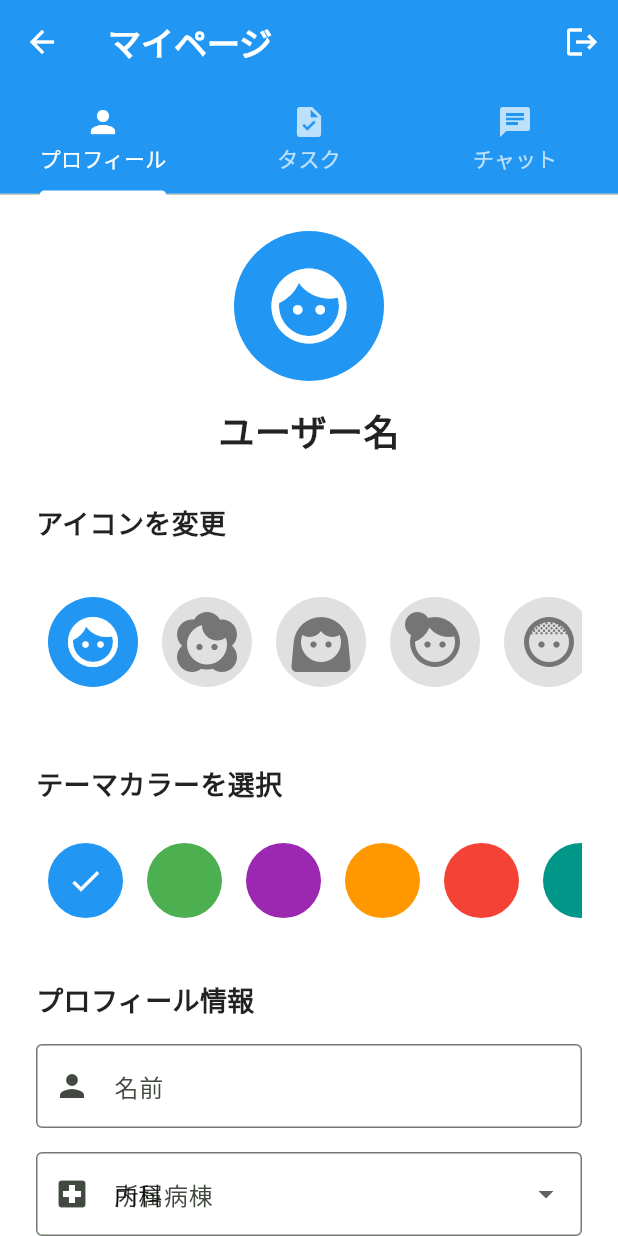
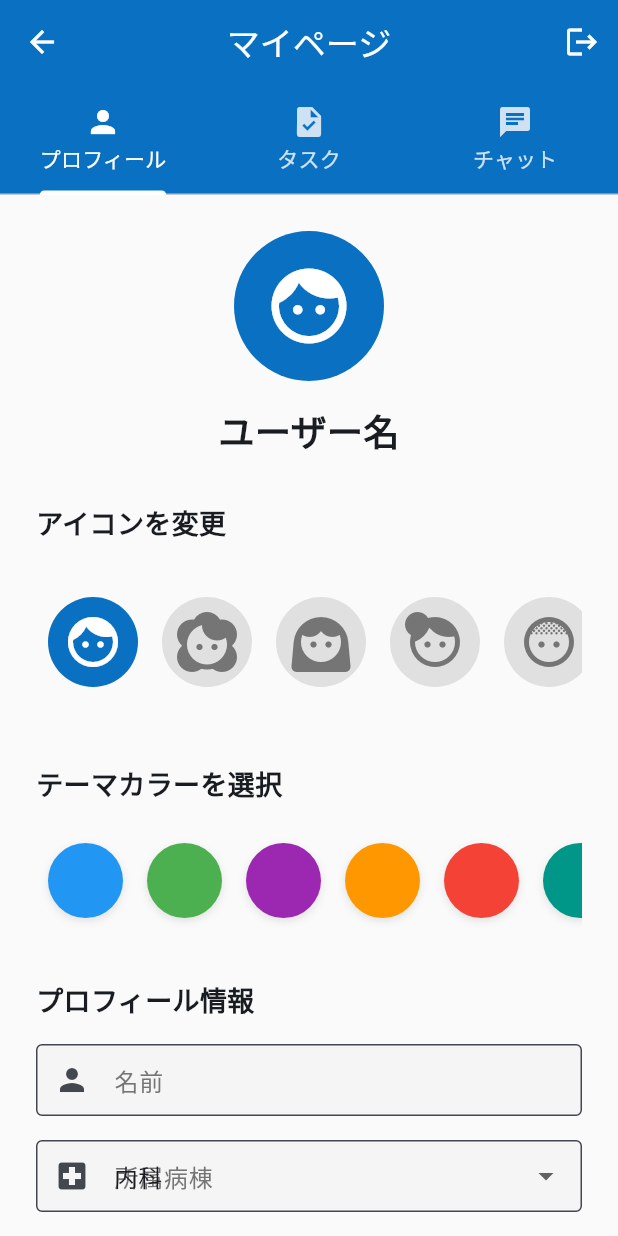
Before and after one commit to nagoyan55/healthcare-support, a Flutter app: the screen it shows once a user with an empty profile is signed in, after a tap on the "person" icon, on a phone screen of 412 x 824 dp. Run offline on Flutter 3.47's test engine with Material 3 defaults, Android fonts, the phone set to English and light mode, and no system bars; our stand-ins replace cloud_firestore, firebase_auth, firebase_core, flutter_riverpod, image_picker, riverpod_annotation and 1 more; accounts and stored records are empty; generated files the repository leaves out were written again.

Commit message:
fix theme

```diff
--- a/lib/main.dart
+++ b/lib/main.dart
@@ -2,6 +2,8 @@ import 'package:flutter/material.dart';
 import 'package:firebase_core/firebase_core.dart';
 import 'package:cloud_firestore/cloud_firestore.dart';
 import 'package:firebase_auth/firebase_auth.dart';
+import 'package:flutter_riverpod/flutter_riverpod.dart';
+import 'providers/theme_provider.dart';
 import 'screens/ward_selection_screen.dart';
 import 'screens/patient_selection_screen.dart';
 import 'screens/patient_detail_screen.dart';
@@ -27,7 +29,11 @@ void main() async {
     await _connectToEmulator();
   }
 
-  runApp(const MyApp());
+  runApp(
+    const ProviderScope(
+      child: MyApp(),
+    ),
+  );
 }
 
 Future<void> _connectToEmulator() async {
@@ -42,55 +48,16 @@ Future<void> _connectToEmulator() async {
   await FirebaseAuth.instance.useAuthEmulator(localhost, 9099);
 }
 
-class MyApp extends StatelessWidget {
+class MyApp extends ConsumerWidget {
   const MyApp({super.key});
 
   @override
-  Widget build(BuildContext context) {
+  Widget build(BuildContext context, WidgetRef ref) {
+    final theme = ref.watch(themeNotifierProvider);
+
     return MaterialApp(
       title: 'ほすさぽくん',
-      theme: ThemeData(
-        colorScheme: ColorScheme.fromSeed(
-          seedColor: const Color(0xFF2E7D32), // より濃い緑に変更
-          primary: const Color(0xFF2E7D32),
-          secondary: const Color(0xFF66BB6A),
-          tertiary: const Color(0xFFA5D6A7),
-          surface: Colors.white,
-          onPrimary: Colors.white,
-          onSecondary: Colors.black,
-          onTertiary: Colors.black87,
-          onSurface: Colors.black87,
-          brightness: Brightness.light,
-        ),
-        useMaterial3: true,
-        textTheme: const TextTheme(
-          bodyLarge: TextStyle(color: Colors.black87, fontSize: 16),
-          bodyMedium: TextStyle(color: Colors.black87, fontSize: 14),
-          titleLarge: TextStyle(
-              color: Colors.black, fontSize: 22, fontWeight: FontWeight.bold),
-        ),
-        floatingActionButtonTheme: const FloatingActionButtonThemeData(
-          backgroundColor: Color(0xFF2E7D32),
-          foregroundColor: Colors.white,
-        ),
-        appBarTheme: const AppBarTheme(
-          backgroundColor: Color(0xFF2E7D32),
-          foregroundColor: Colors.white,
-          elevation: 0,
-        ),
-        tabBarTheme: const TabBarTheme(
-          labelColor: Colors.white,
-          unselectedLabelColor: Colors.white70,
-          indicatorColor: Colors.white,
-          labelStyle: TextStyle(
-            fontSize: 14,
-            fontWeight: FontWeight.w500,
-          ),
-          unselectedLabelStyle: TextStyle(
-            fontSize: 14,
-          ),
-        ),
-      ),
+      theme: theme,
       home: StreamBuilder<User?>(
         stream: FirebaseAuth.instance.authStateChanges(),
         builder: (context, snapshot) {
--- /dev/null
+++ b/lib/providers/theme_provider.dart
@@ -0,0 +1,120 @@
+// ignore_for_file: depend_on_referenced_packages
+import 'package:flutter/material.dart';
+import 'package:riverpod_annotation/riverpod_annotation.dart';
+import 'package:shared_preferences/shared_preferences.dart';
+
+part 'theme_provider.g.dart';
+
+@Riverpod(keepAlive: true)
+class ThemeNotifier extends _$ThemeNotifier {
+  static const String _colorKey = 'theme_color';
+
+  @override
+  ThemeData build() {
+    return _createTheme(Colors.blue);
+  }
+
+  Future<void> loadThemeColor() async {
+    final prefs = await SharedPreferences.getInstance();
+    final colorValue = prefs.getInt(_colorKey);
+    if (colorValue != null) {
+      state = _createTheme(Color(colorValue));
+    }
+  }
+
+  Future<void> setThemeColor(Color color) async {
+    final prefs = await SharedPreferences.getInstance();
+    await prefs.setInt(_colorKey, color.value);
+    state = _createTheme(color);
+  }
+
+  ThemeData _createTheme(Color color) {
+    // メリハリのある色を生成
+    final hslColor = HSLColor.fromColor(color);
+    final lighterColor = hslColor.withLightness(0.6).toColor();
+    final darkerColor = hslColor.withLightness(0.4).toColor();
+
+    return ThemeData(
+      colorScheme: ColorScheme.fromSeed(
+        seedColor: color,
+        brightness: Brightness.light,
+        // メリハリのある色調整
+        primary: darkerColor,
+        secondary: color,
+        surface: Colors.white,
+        background: const Color(0xFFFAFAFA),
+      ),
+      useMaterial3: true,
+      scaffoldBackgroundColor: const Color(0xFFFAFAFA),
+      cardTheme: CardTheme(
+        elevation: 1,
+        shape: RoundedRectangleBorder(
+          borderRadius: BorderRadius.circular(8),
+        ),
+        color: Colors.white,
+      ),
+      appBarTheme: AppBarTheme(
+        elevation: 0,
+        centerTitle: true,
+        backgroundColor: darkerColor,
+        foregroundColor: Colors.white,
+      ),
+      inputDecorationTheme: InputDecorationTheme(
+        filled: true,
+        fillColor: const Color(0xFFF5F5F5),
+        border: OutlineInputBorder(
+          borderRadius: BorderRadius.circular(8),
+          borderSide: BorderSide.none,
+        ),
+        focusedBorder: OutlineInputBorder(
+          borderRadius: BorderRadius.circular(8),
+        borderSide: BorderSide(color: darkerColor),
+        ),
+        labelStyle: const TextStyle(color: Color(0xFF757575)),
+        contentPadding: const EdgeInsets.symmetric(
+          horizontal: 16,
+          vertical: 12,
+        ),
+      ),
+      elevatedButtonTheme: ElevatedButtonThemeData(
+        style: ElevatedButton.styleFrom(
+          backgroundColor: darkerColor,
+          foregroundColor: Colors.white,
+          minimumSize: const Size(double.infinity, 50),
+          shape: RoundedRectangleBorder(
+            borderRadius: BorderRadius.circular(8),
+          ),
+          elevation: 1,
+        ),
+      ),
+      textButtonTheme: TextButtonThemeData(
+        style: TextButton.styleFrom(
+          foregroundColor: color,
+          padding: const EdgeInsets.symmetric(
+            horizontal: 16,
+            vertical: 12,
+          ),
+        ),
+      ),
+      tabBarTheme: TabBarTheme(
+        labelColor: Colors.white,
+        unselectedLabelColor: Colors.white.withOpacity(0.8),
+        indicatorColor: Colors.white,
+      ),
+      floatingActionButtonTheme: FloatingActionButtonThemeData(
+        backgroundColor: darkerColor,
+        foregroundColor: Colors.white,
+        elevation: 2,
+      ),
+      listTileTheme: ListTileThemeData(
+        shape: RoundedRectangleBorder(
+          borderRadius: BorderRadius.circular(8),
+        ),
+        tileColor: Colors.white,
+      ),
+      iconTheme: IconThemeData(
+        color: darkerColor,
+      ),
+    );
+  }
+}
--- a/lib/screens/my_page_screen.dart
+++ b/lib/screens/my_page_screen.dart
@@ -1,21 +1,21 @@
 import 'package:flutter/material.dart';
 import 'package:firebase_auth/firebase_auth.dart';
+import 'package:flutter_riverpod/flutter_riverpod.dart';
 import 'tabs/profile_tab.dart';
 import 'tabs/task_tab.dart';
 import 'tabs/chat_tab.dart';
 
-class MyPageScreen extends StatefulWidget {
+class MyPageScreen extends ConsumerStatefulWidget {
   const MyPageScreen({super.key});
 
   @override
-  State<MyPageScreen> createState() => _MyPageScreenState();
+  ConsumerState<MyPageScreen> createState() => _MyPageScreenState();
 }
 
-class _MyPageScreenState extends State<MyPageScreen>
+class _MyPageScreenState extends ConsumerState<MyPageScreen>
     with SingleTickerProviderStateMixin {
   late TabController _tabController;
   int _selectedIconIndex = 0;
-  Color _selectedColor = Colors.blue;
 
   @override
   void initState() {
@@ -36,7 +36,6 @@ class _MyPageScreenState extends State<MyPageScreen>
       child: Scaffold(
         appBar: AppBar(
           title: const Text('マイページ'),
-          backgroundColor: _selectedColor,
           actions: [
             IconButton(
               icon: const Icon(Icons.logout),
@@ -68,8 +67,6 @@ class _MyPageScreenState extends State<MyPageScreen>
           children: [
             // プロフィールタブ
             ProfileTab(
-              selectedColor: _selectedColor,
-              onColorChanged: (color) => setState(() => _selectedColor = color),
               selectedIconIndex: _selectedIconIndex,
               onIconChanged: (index) => setState(() => _selectedIconIndex = index),
             ),
--- a/lib/screens/tabs/profile_tab.dart
+++ b/lib/screens/tabs/profile_tab.dart
@@ -2,28 +2,26 @@ import 'dart:developer';
 import 'package:flutter/material.dart';
 import 'package:firebase_auth/firebase_auth.dart';
 import 'package:cloud_firestore/cloud_firestore.dart';
+import 'package:flutter_riverpod/flutter_riverpod.dart';
+import '../../providers/theme_provider.dart';
 
-class ProfileTab extends StatefulWidget {
-  final Color selectedColor;
-  final ValueChanged<Color> onColorChanged;
+class ProfileTab extends ConsumerStatefulWidget {
   final int selectedIconIndex;
   final ValueChanged<int> onIconChanged;
 
   const ProfileTab({
     super.key,
-    required this.selectedColor,
-    required this.onColorChanged,
     required this.selectedIconIndex,
     required this.onIconChanged,
   });
 
   @override
-  State<ProfileTab> createState() => _ProfileTabState();
+  ConsumerState<ProfileTab> createState() => _ProfileTabState();
 }
 
-class _ProfileTabState extends State<ProfileTab> {
+class _ProfileTabState extends ConsumerState<ProfileTab> {
   final _formKey = GlobalKey<FormState>();
-  String _name = '';
+  final _nameController = TextEditingController();
   String _selectedWard = '内科';
   String _selectedOccupation = '看護師';
 
@@ -52,6 +50,12 @@ class _ProfileTabState extends State<ProfileTab> {
     _loadUserData();
   }
 
+  @override
+  void dispose() {
+    _nameController.dispose();
+    super.dispose();
+  }
+
   Future<void> _loadUserData() async {
     try {
       final user = FirebaseAuth.instance.currentUser;
@@ -64,7 +68,7 @@ class _ProfileTabState extends State<ProfileTab> {
         if (doc.exists) {
           final data = doc.data()!;
           setState(() {
-            _name = data['name'] ?? '';
+            _nameController.text = data['name'] ?? '';
             _selectedWard = data['ward'] ?? '内科';
             _selectedOccupation = data['occupation'] ?? '看護師';
           });
@@ -77,6 +81,9 @@ class _ProfileTabState extends State<ProfileTab> {
 
   @override
   Widget build(BuildContext context) {
+    final theme = ref.watch(themeNotifierProvider);
+    final primaryColor = theme.colorScheme.primary;
+
     return SingleChildScrollView(
       child: Padding(
         padding: const EdgeInsets.all(24.0),
@@ -91,7 +98,7 @@ class _ProfileTabState extends State<ProfileTab> {
                   children: [
                     CircleAvatar(
                       radius: 50,
-                      backgroundColor: widget.selectedColor,
+                      backgroundColor: primaryColor,
                       child: Icon(
                         _avatarIcons[widget.selectedIconIndex],
                         size: 60,
@@ -100,7 +107,7 @@ class _ProfileTabState extends State<ProfileTab> {
                     ),
                     const SizedBox(height: 16),
                     Text(
-                      _name.isEmpty ? 'ユーザー名' : _name,
+                      _nameController.text.isEmpty ? 'ユーザー名' : _nameController.text,
                       style: const TextStyle(
                         fontSize: 24,
                         fontWeight: FontWeight.bold,
@@ -126,19 +133,20 @@ class _ProfileTabState extends State<ProfileTab> {
                   scrollDirection: Axis.horizontal,
                   itemCount: _avatarIcons.length,
                   itemBuilder: (context, index) {
+                    final isSelected = widget.selectedIconIndex == index;
                     return Padding(
                       padding: const EdgeInsets.all(8.0),
                       child: GestureDetector(
                         onTap: () => widget.onIconChanged(index),
                         child: CircleAvatar(
                           radius: 30,
-                          backgroundColor: widget.selectedIconIndex == index
-                              ? widget.selectedColor
+                          backgroundColor: isSelected
+                              ? primaryColor
                               : Colors.grey[300],
                           child: Icon(
                             _avatarIcons[index],
                             size: 40,
-                            color: widget.selectedIconIndex == index
+                            color: isSelected
                                 ? Colors.white
                                 : Colors.grey[600],
                           ),
@@ -165,14 +173,32 @@ class _ProfileTabState extends State<ProfileTab> {
                   scrollDirection: Axis.horizontal,
                   itemCount: _themeColors.length,
                   itemBuilder: (context, index) {
+                    final color = _themeColors[index];
+                    final isSelected = color.value == primaryColor.value;
                     return Padding(
                       padding: const EdgeInsets.all(8.0),
                       child: GestureDetector(
-                        onTap: () => widget.onColorChanged(_themeColors[index]),
-                        child: CircleAvatar(
-                          radius: 25,
-                          backgroundColor: _themeColors[index],
-                          child: widget.selectedColor == _themeColors[index]
+                        onTap: () => ref
+                            .read(themeNotifierProvider.notifier)
+                            .setThemeColor(color),
+                        child: Container(
+                          width: 50,
+                          height: 50,
+                          decoration: BoxDecoration(
+                            color: color,
+                            shape: BoxShape.circle,
+                            border: isSelected
+                                ? Border.all(color: Colors.white, width: 2)
+                                : null,
+                            boxShadow: [
+                              BoxShadow(
+                                color: Colors.black.withOpacity(0.1),
+                                blurRadius: 4,
+                                offset: const Offset(0, 2),
+                              ),
+                            ],
+                          ),
+                          child: isSelected
                               ? const Icon(
                                   Icons.check,
                                   color: Colors.white,
@@ -196,7 +222,7 @@ class _ProfileTabState extends State<ProfileTab> {
               ),
               const SizedBox(height: 16),
               TextFormField(
-                initialValue: _name,
+                controller: _nameController,
                 decoration: const InputDecoration(
                   labelText: '名前',
                   border: OutlineInputBorder(),
@@ -207,9 +233,6 @@ class _ProfileTabState extends State<ProfileTab> {
                     return '名前を入力してください';
                   }
                   return null;
-                },
-                onSaved: (value) {
-                  _name = value!;
                 },
               ),
               const SizedBox(height: 16),
@@ -258,14 +281,6 @@ class _ProfileTabState extends State<ProfileTab> {
               SizedBox(
                 width: double.infinity,
                 child: ElevatedButton(
-                  style: ElevatedButton.styleFrom(
-                    backgroundColor: widget.selectedColor,
-                    foregroundColor: Colors.white,
-                    minimumSize: const Size(double.infinity, 50),
-                    shape: RoundedRectangleBorder(
-                      borderRadius: BorderRadius.circular(8),
-                    ),
-                  ),
                   onPressed: () async {
                     if (_formKey.currentState!.validate()) {
                       _formKey.currentState!.save();
@@ -276,7 +291,7 @@ class _ProfileTabState extends State<ProfileTab> {
                               .collection('users')
                               .doc(user.uid)
                               .update({
-                            'name': _name,
+                            'name': _nameController.text,
                             'ward': _selectedWard,
                             'occupation': _selectedOccupation,
                             'iconIndex': widget.selectedIconIndex,
```
Also changed, not shown: lib/widgets/todo_list.dart (+58 -28 lines), pubspec.yaml (+6 -3 lines), lib/providers/theme_provider.g.dart (added), pubspec.lock.
